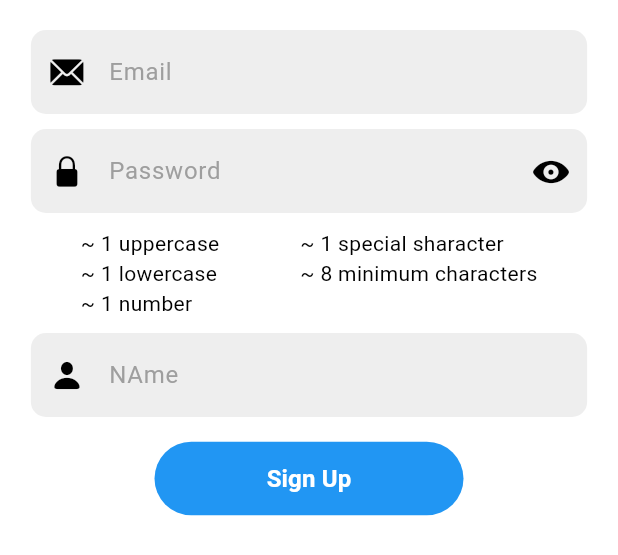
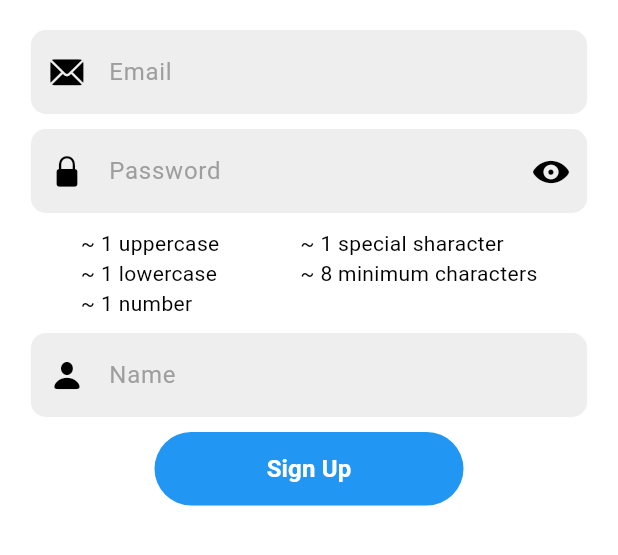
Before and after one commit to Dapo-dan/pizza_app, a Flutter app: the SignUpScreen widget shown alone on an empty page, opened directly, on a phone screen of 412 x 824 dp. Shown: the top 555 px of the screen. Run offline on Flutter 3.47's test engine with Material 3 defaults, Android fonts, the phone set to English and light mode, and no system bars; our stand-ins replace bloc, cloud_firestore, equatable, firebase_auth, firebase_core, flutter_bloc and 1 more; accounts and stored records are empty.

Commit message:
feat: bug fix

```diff
--- a/lib/screens/auth/view/sign_up_screen.dart
+++ b/lib/screens/auth/view/sign_up_screen.dart
@@ -179,7 +179,7 @@ class _SignUpScreenState extends State<SignUpScreen> {
                     Text(
                       "~ 1 lowercase",
                       style: TextStyle(
-                        color: containsUpperCase
+                        color: containsLowerCase
                             ? Colors.green
                             : Theme.of(context).colorScheme.onBackground,
                       ),
@@ -187,7 +187,7 @@ class _SignUpScreenState extends State<SignUpScreen> {
                     Text(
                       "~ 1 number",
                       style: TextStyle(
-                        color: containsUpperCase
+                        color: containsNumber
                             ? Colors.green
                             : Theme.of(context).colorScheme.onBackground,
                       ),
@@ -200,7 +200,7 @@ class _SignUpScreenState extends State<SignUpScreen> {
                     Text(
                       "~ 1 special sharacter",
                       style: TextStyle(
-                        color: containsUpperCase
+                        color: containsSpecialChar
                             ? Colors.green
                             : Theme.of(context).colorScheme.onBackground,
                       ),
@@ -208,7 +208,7 @@ class _SignUpScreenState extends State<SignUpScreen> {
                     Text(
                       "~ 8 minimum characters",
                       style: TextStyle(
-                        color: containsUpperCase
+                        color: contains8Length
                             ? Colors.green
                             : Theme.of(context).colorScheme.onBackground,
                       ),
@@ -223,8 +223,8 @@ class _SignUpScreenState extends State<SignUpScreen> {
             SizedBox(
               width: MediaQuery.of(context).size.width * 0.9,
               child: MyTextField(
-                controller: emailController,
-                hintText: 'NAme',
+                controller: nameController,
+                hintText: 'Name',
                 obscureText: false,
                 keyboardType: TextInputType.name,
                 prefixIcon: const Icon(
@@ -241,8 +241,8 @@ class _SignUpScreenState extends State<SignUpScreen> {
                 },
               ),
             ),
-            SizedBox(
-              height: MediaQuery.of(context).size.height * 0.02,
+            const SizedBox(
+              height: 10,
             ),
             !signUpRequired
                 ? SizedBox(
--- a/lib/screens/auth/view/welcome_screen.dart
+++ b/lib/screens/auth/view/welcome_screen.dart
@@ -76,7 +76,7 @@ class _WelcomeScreenState extends State<WelcomeScreen>
               Align(
                 alignment: Alignment.center,
                 child: SizedBox(
-                  height: MediaQuery.of(context).size.height / 1.8,
+                  height: MediaQuery.of(context).size.height / 1.6,
                   child: Column(
                     children: [
                       Padding(
```
